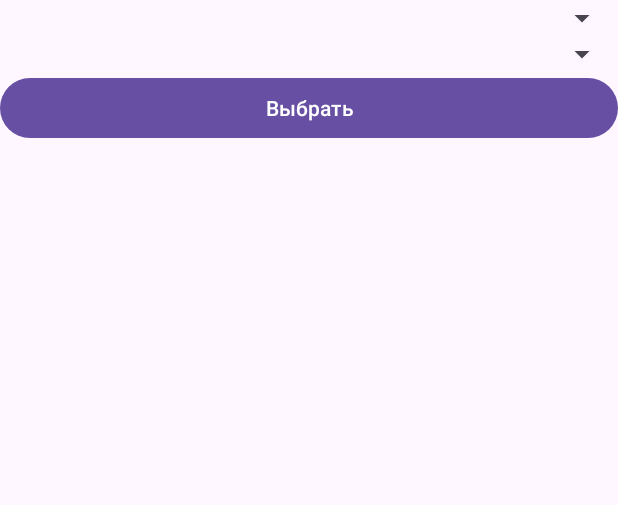
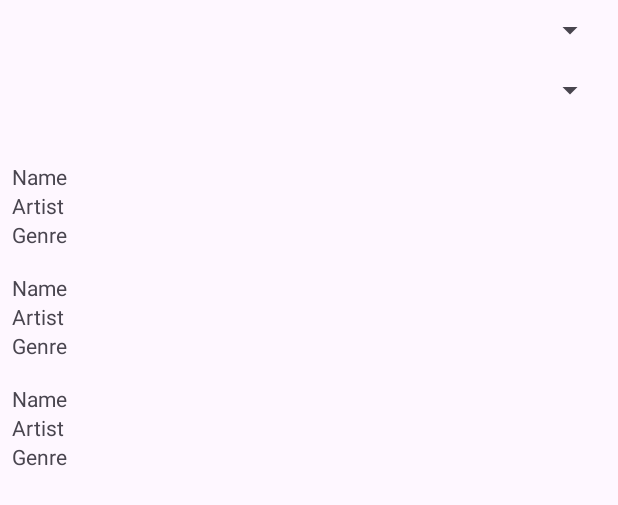
Before and after one commit to ileshchanka/Practice, an Android app: the layout activity_select_artist.xml on its own in the app's theme, with its tools: preview values and no code run, on a phone screen of 412 x 824 dp. Shown: the top 505 px of the screen. Run offline under Robolectric (Android 15) with nearby library versions, the phone set to English and light mode, and no system bars.

Commit message:
FAT-57552: Complete SelectArtistActivity

```diff
--- a/app/src/main/AndroidManifest.xml
+++ b/app/src/main/AndroidManifest.xml
@@ -18,7 +18,7 @@
         tools:targetApi="31"
         >
         <activity
-            android:name=".contentprovider.SelectArtistActivity"
+            android:name=".SelectArtistActivity"
             android:exported="false"
             />
         <activity
--- a/app/src/main/res/layout/activity_select_artist.xml
+++ b/app/src/main/res/layout/activity_select_artist.xml
@@ -1,6 +1,8 @@
 <?xml version="1.0" encoding="utf-8"?>
 <LinearLayout
     xmlns:android="http://schemas.android.com/apk/res/android"
+    xmlns:app="http://schemas.android.com/apk/res-auto"
+    xmlns:tools="http://schemas.android.com/tools"
     android:layout_width="match_parent"
     android:layout_height="match_parent"
     android:orientation="vertical"
@@ -10,19 +12,25 @@
         android:id="@+id/spinnerArtist"
         android:layout_width="match_parent"
         android:layout_height="wrap_content"
+        android:layout_margin="8dp"
         />
 
     <Spinner
         android:id="@+id/spinnerGenre"
         android:layout_width="match_parent"
         android:layout_height="wrap_content"
+        android:layout_margin="8dp"
         />
 
-    <com.google.android.material.button.MaterialButton
-        android:id="@+id/button_select"
+    <androidx.recyclerview.widget.RecyclerView
+        android:id="@+id/recyclerview_songs"
         android:layout_width="match_parent"
-        android:layout_height="wrap_content"
-        android:text="Выбрать"
+        android:layout_height="match_parent"
+        android:layout_marginTop="20dp"
+        android:orientation="vertical"
+        app:layoutManager="androidx.recyclerview.widget.LinearLayoutManager"
+        tools:itemCount="3"
+        tools:listitem="@layout/item_song"
         />
 
 </LinearLayout>
--- /dev/null
+++ b/app/src/main/res/layout/item_song.xml
@@ -0,0 +1,39 @@
+<?xml version="1.0" encoding="utf-8"?>
+<androidx.constraintlayout.widget.ConstraintLayout
+    xmlns:android="http://schemas.android.com/apk/res/android"
+    xmlns:app="http://schemas.android.com/apk/res-auto"
+    xmlns:tools="http://schemas.android.com/tools"
+    android:layout_width="match_parent"
+    android:layout_height="wrap_content"
+    android:layout_margin="8dp"
+    >
+
+    <com.google.android.material.textview.MaterialTextView
+        android:id="@+id/textview_song_name"
+        android:layout_width="0dp"
+        android:layout_height="wrap_content"
+        app:layout_constraintEnd_toEndOf="parent"
+        app:layout_constraintStart_toStartOf="parent"
+        app:layout_constraintTop_toTopOf="parent"
+        tools:text="Name"
+        />
+
+    <com.google.android.material.textview.MaterialTextView
+        android:id="@+id/textview_song_artist"
+        android:layout_width="0dp"
+        android:layout_height="wrap_content"
+        app:layout_constraintStart_toStartOf="parent"
+        app:layout_constraintTop_toBottomOf="@id/textview_song_name"
+        tools:text="Artist"
+        />
+
+    <com.google.android.material.textview.MaterialTextView
+        android:id="@+id/textview_song_genre"
+        android:layout_width="0dp"
+        android:layout_height="wrap_content"
+        app:layout_constraintStart_toStartOf="parent"
+        app:layout_constraintTop_toBottomOf="@id/textview_song_artist"
+        tools:text="Genre"
+        />
+
+</androidx.constraintlayout.widget.ConstraintLayout>
--- a/app/src/main/res/values/strings.xml
+++ b/app/src/main/res/values/strings.xml
@@ -2,4 +2,6 @@
     <string name="app_name">Practice</string>
     <string name="channel_name">Channel name</string>
     <string name="channel_desc">Channel Description</string>
+    <string name="choose_artist">Выбрать исполнителя…</string>
+    <string name="choose_genre">Выбрать жанр…</string>
 </resources>
```
Also changed, not shown: app/src/main/java/info/igorek/practice/MainActivity.kt (+16 -20 lines), app/src/main/java/info/igorek/practice/SelectArtistActivity.kt (added, +148 -0 lines), app/src/main/java/info/igorek/practice/contentprovider/SelectArtistActivity.kt (deleted, +0 -51 lines), app/src/main/java/info/igorek/practice/contentprovider/Song.kt (added, +9 -0 lines), app/src/main/java/info/igorek/practice/contentprovider/SongAdapter.kt (added, +43 -0 lines), app/src/main/res/layout/activity_main.xml (+51 -13 lines), 1 other file.
